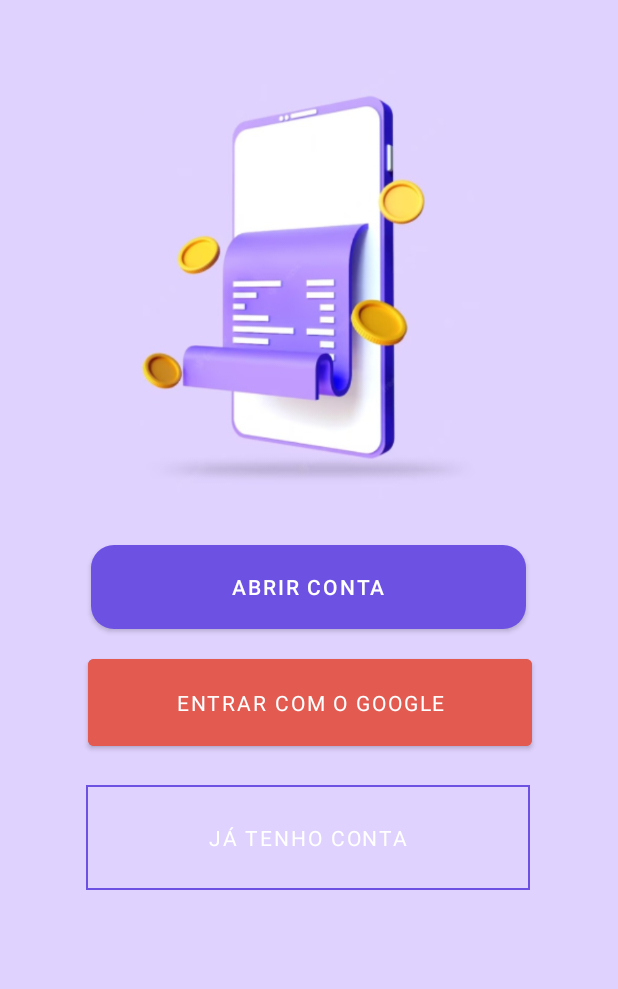
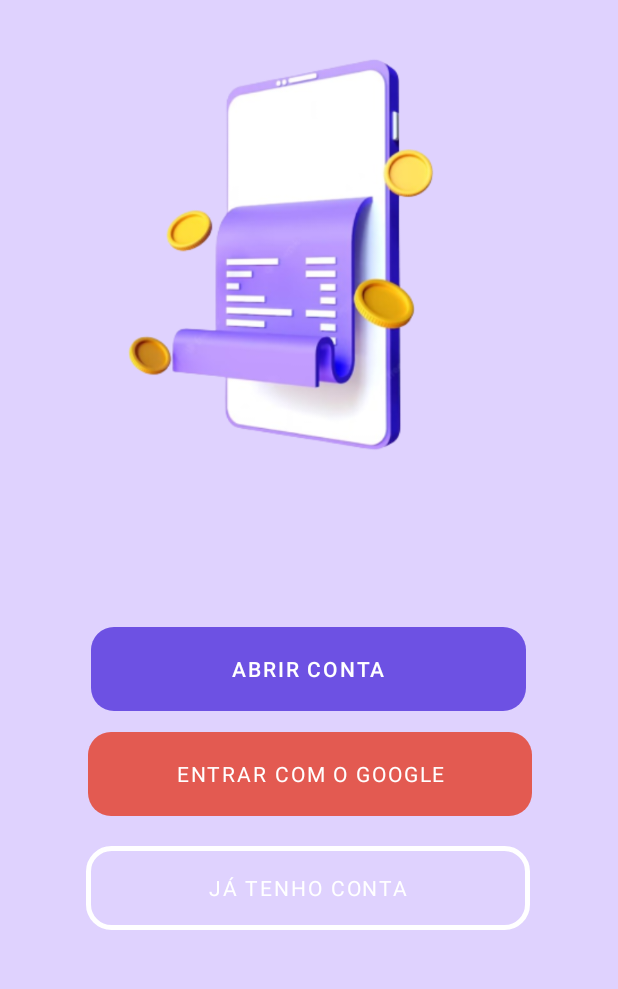
Before and after one commit to caiogomesxx/MyFinancesAppKotlin, an Android app: the screen it shows after launch (MainActivity), on a phone screen of 412 x 824 dp, the part 139-1128 px from its top. Run offline under Robolectric (Android 15) with nearby library versions, the phone set to English and light mode, and no system bars.

Commit message:
tela principal

```diff
--- a/app/src/main/res/drawable/abrirconta.xml
+++ b/app/src/main/res/drawable/button.xml
@@ -2,5 +2,5 @@
 <shape xmlns:android="http://schemas.android.com/apk/res/android"
     android:shape="rectangle">
     <corners android:radius="15dp" />
-    <solid android:color="#6D51E3" />
+
 </shape>
--- a/app/src/main/res/drawable/buttoninvisible.xml
+++ b/app/src/main/res/drawable/buttoninvisible.xml
@@ -1,13 +1,11 @@
 <?xml version="1.0" encoding="utf-8"?>
 <shape xmlns:android="http://schemas.android.com/apk/res/android"
-    android:shape="rectangle">
+android:shape="rectangle">
+<corners android:radius="15dp" />
+<stroke
+    android:width="3dp"
+    android:color="#FFFFFF" />
 
-    <!-- Adicione o valor da borda no atributo stroke -->
-    <stroke
-        android:width="1dp"
-        android:color="#000000" />
-
-    <!-- Adicione a cor de fundo no atributo solid -->
-    <solid android:color="#00000000" />
-
+<!-- Adicione a cor de fundo no atributo solid -->
+<solid android:color="#00000000" />
 </shape>
--- a/app/src/main/res/layout/activity_main.xml
+++ b/app/src/main/res/layout/activity_main.xml
@@ -21,25 +21,34 @@
         app:layout_constraintHorizontal_bias="0.498"
         app:layout_constraintStart_toStartOf="parent"
         app:layout_constraintTop_toTopOf="parent" />
+    <ImageView
+        android:id="@+id/imageView"
+        android:layout_width="244dp"
+        android:layout_height="350dp"
+        app:layout_constraintEnd_toEndOf="parent"
+        app:layout_constraintStart_toStartOf="parent"
+        app:layout_constraintTop_toBottomOf="@+id/textView"
+        app:srcCompat="@drawable/whatsapp_image_2023_04_16_at_22_03_1__1__removebg_preview" />
 
     <Button
         android:id="@+id/button"
         android:layout_width="290dp"
         android:layout_height="56dp"
-        android:layout_marginTop="24dp"
-        android:background="@drawable/abrirconta"
+        android:layout_marginTop="68dp"
+        android:background="@drawable/button"
         android:text="Abrir Conta"
         app:layout_constraintEnd_toEndOf="parent"
         app:layout_constraintHorizontal_bias="0.495"
         app:layout_constraintStart_toStartOf="parent"
-        app:layout_constraintTop_toBottomOf="@+id/imageView4" />
+        app:layout_constraintTop_toBottomOf="@+id/imageView" />
 
     <Button
         android:id="@+id/button3"
         android:layout_width="296dp"
-        android:layout_height="70dp"
+        android:layout_height="56dp"
         android:layout_marginTop="14dp"
-        android:backgroundTint="#E35A51"
+        android:background="@drawable/button"
+        app:backgroundTint="@color/googlebutton"
         android:fontFamily="sans-serif"
         android:text="Entrar com o Google"
         app:layout_constraintEnd_toEndOf="parent"
@@ -51,26 +60,16 @@
     <Button
         android:id="@+id/button4"
         android:layout_width="296dp"
-        android:layout_height="70dp"
+        android:layout_height="56dp"
         android:layout_marginTop="20dp"
         android:fontFamily="sans-serif"
         android:text="Já tenho Conta"
         android:background="@drawable/buttoninvisible"
+        app:backgroundTint="#FFFFFF"
         app:layout_constraintBottom_toBottomOf="parent"
         app:layout_constraintEnd_toEndOf="parent"
         app:layout_constraintHorizontal_bias="0.495"
         app:layout_constraintStart_toStartOf="parent"
         app:layout_constraintTop_toBottomOf="@+id/button3"
         app:layout_constraintVertical_bias="0.0" />
-
-    <ImageView
-        android:id="@+id/imageView4"
-        android:layout_width="226dp"
-        android:layout_height="299dp"
-        android:layout_marginTop="40dp"
-        app:layout_constraintEnd_toEndOf="parent"
-        app:layout_constraintStart_toStartOf="parent"
-        app:layout_constraintTop_toBottomOf="@+id/textView"
-        app:srcCompat="@drawable/whatsapp_image_2023_04_16_at_22_03_1" />
-
 </androidx.constraintlayout.widget.ConstraintLayout>
--- a/app/src/main/res/values/colors.xml
+++ b/app/src/main/res/values/colors.xml
@@ -8,4 +8,5 @@
     <color name="teal_700">#FF018786</color>
     <color name="black">#FF000000</color>
     <color name="white">#FFFFFFFF</color>
+    <color name="googlebutton">#E35A51</color>
 </resources>
```
Also changed, not shown: app/src/main/res/drawable/whatsapp_image_2023_04_16_at_22_03_1__1__removebg_preview.png (added).
